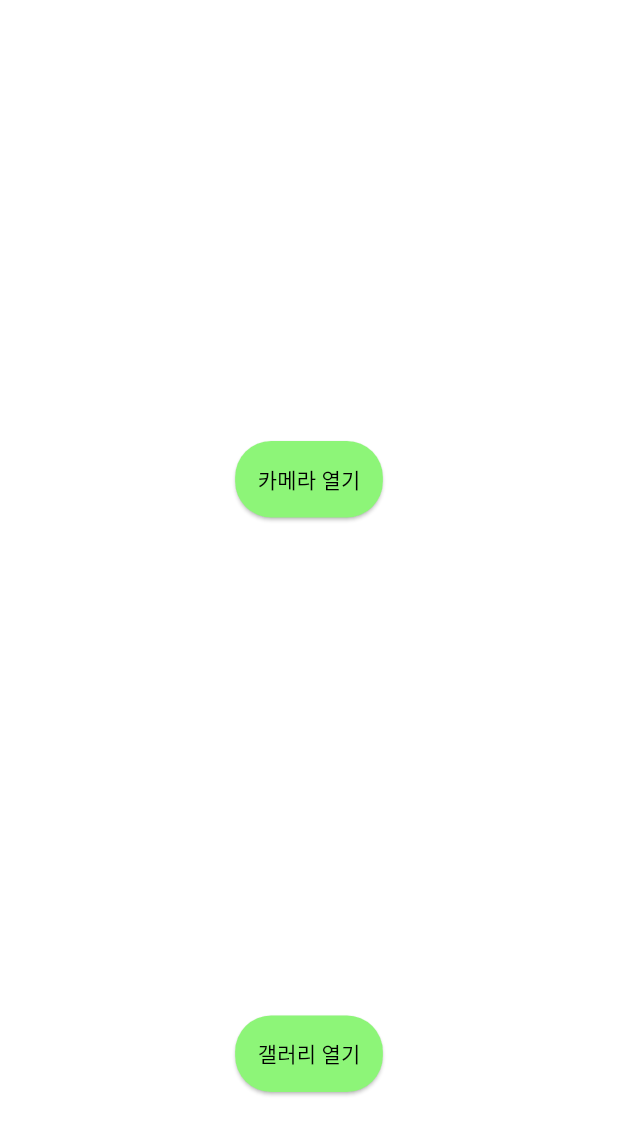
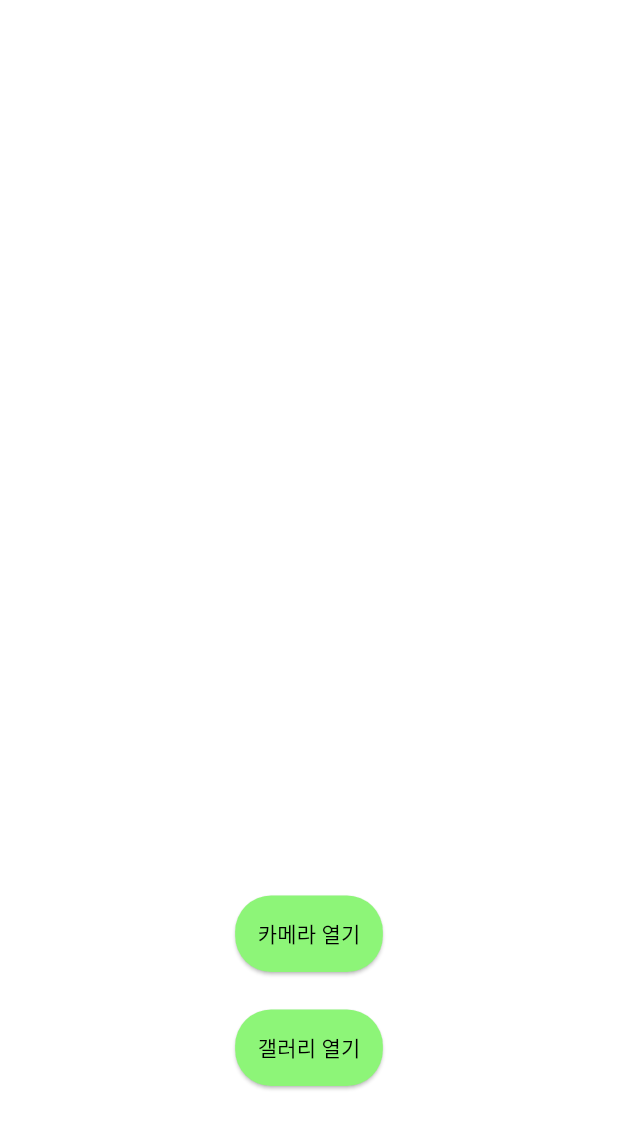
Before and after one commit to coconut-DCU/coconut_application, a Flutter app: the SelectPage screen opened by its route, on a phone screen of 412 x 824 dp. Shown: the top 1135 px of the screen. Run offline on Flutter 3.47's test engine with Material 2 defaults, Android fonts, the phone set to English and light mode, and no system bars; our stand-ins replace flutter_native_splash, get, image_picker.

```diff
--- a/forntEnd/lib/page/select_page.dart
+++ b/forntEnd/lib/page/select_page.dart
@@ -1,20 +1,12 @@
 import 'package:flutter/material.dart';
+import 'dart:io';
 import 'package:get/get.dart';
 import 'package:image_picker/image_picker.dart';
 
-
-  // XFile? image;
-  // final ImagePicker picker = ImagePicker();
-
-  // Future getImage(ImageSource imageSource) async{
-  //   final XFile? pickedFile = await picker.pickImage(source: imageSource);
-  //   if(pickedFile != null) {
-  //     Obx((){
-  //       image = XFile(pickedFile.path);
-  //       return
-  //     });
-  //   }
-  // }
+// final picker = ImagePicker();
+// XFile? image;
+// List<XFile?> multiImage = [];
+// List<XFile?> images = [];
 
 class SelectPage extends StatelessWidget {
   const SelectPage({super.key});
@@ -23,7 +15,7 @@ class SelectPage extends StatelessWidget {
   Widget build(BuildContext context) {
 
     final cameraButton = Padding(
-      padding: const EdgeInsets.symmetric(vertical: 16.0),
+      padding: const EdgeInsets.symmetric(vertical: 10.0),
       child: ElevatedButton(
         style: ElevatedButton.styleFrom(
           shape: RoundedRectangleBorder(
@@ -38,10 +30,31 @@ class SelectPage extends StatelessWidget {
         child: const Text('카메라 열기', style: TextStyle(color: Colors.black)),
       ),
       );
+    // Container(
+    //   margin:  EdgeInsets.all(10),
+    //   padding: EdgeInsets.all(5),
+    //   decoration: BoxDecoration(
+    //     color: Colors.lightBlueAccent,
+    //     borderRadius: BorderRadius.circular(24),
+    //     boxShadow: [
+    //       BoxShadow(
+    //         color: Colors.grey.withOpacity(0.5),
+    //         spreadRadius: 0.5,
+    //         blurRadius: 5
+    //       )
+    //     ],
+    //   ),
+    //   child: IconButton(
+    //     onPressed: () async {
+
+    //     },
+    //     icon: Icon(Icon.),
+    //   ),
+    // );
 
 
       final imageButton= Padding(
-      padding: const EdgeInsets.symmetric(vertical: 16.0),
+      padding: const EdgeInsets.symmetric(vertical: 10.0),
       child: ElevatedButton(
         style: ElevatedButton.styleFrom(
           shape: RoundedRectangleBorder(
@@ -67,9 +80,9 @@ class SelectPage extends StatelessWidget {
             child: Center(child: null),
           ),
           cameraButton,
-          const Padding(padding: EdgeInsets.only(bottom: 300)),
+          const Padding(padding: EdgeInsets.only(bottom: 5)),
           imageButton,
-          const Padding(padding: EdgeInsets.only(bottom: 80)),
+          const Padding(padding: EdgeInsets.only(bottom: 90)),
         ],
       ),
     );
```
Also changed, not shown: 14 other files.
